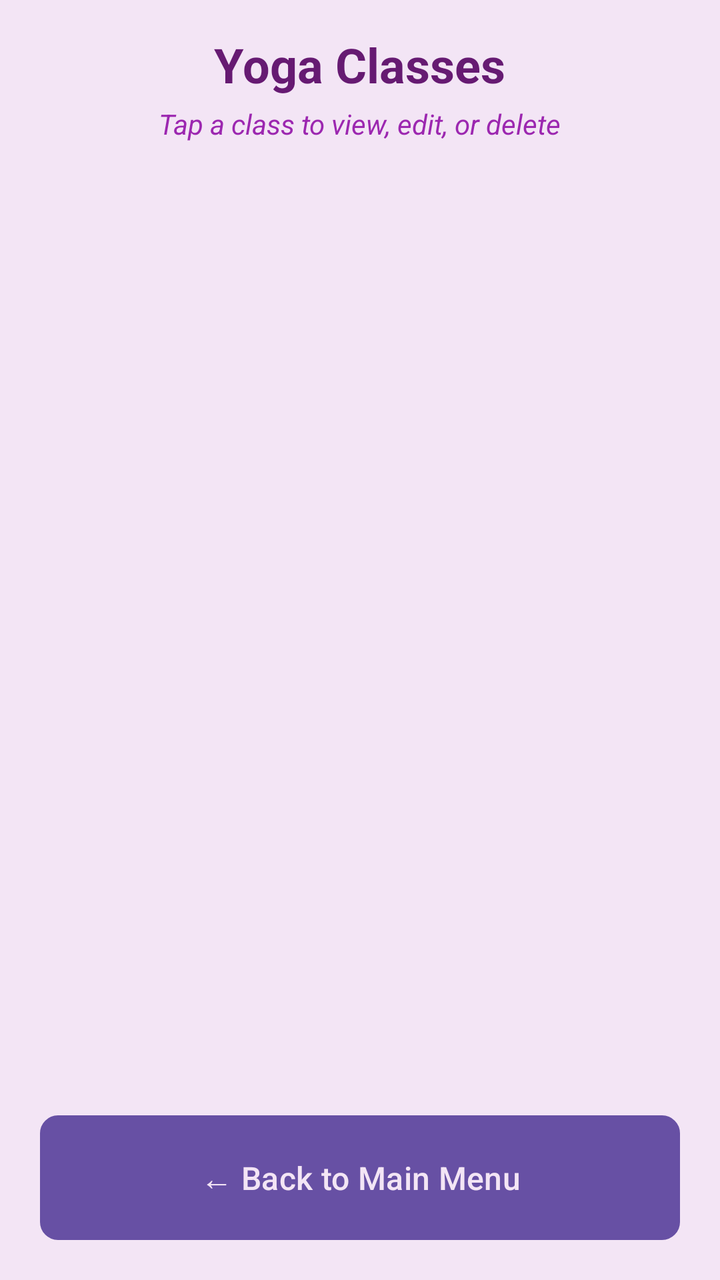
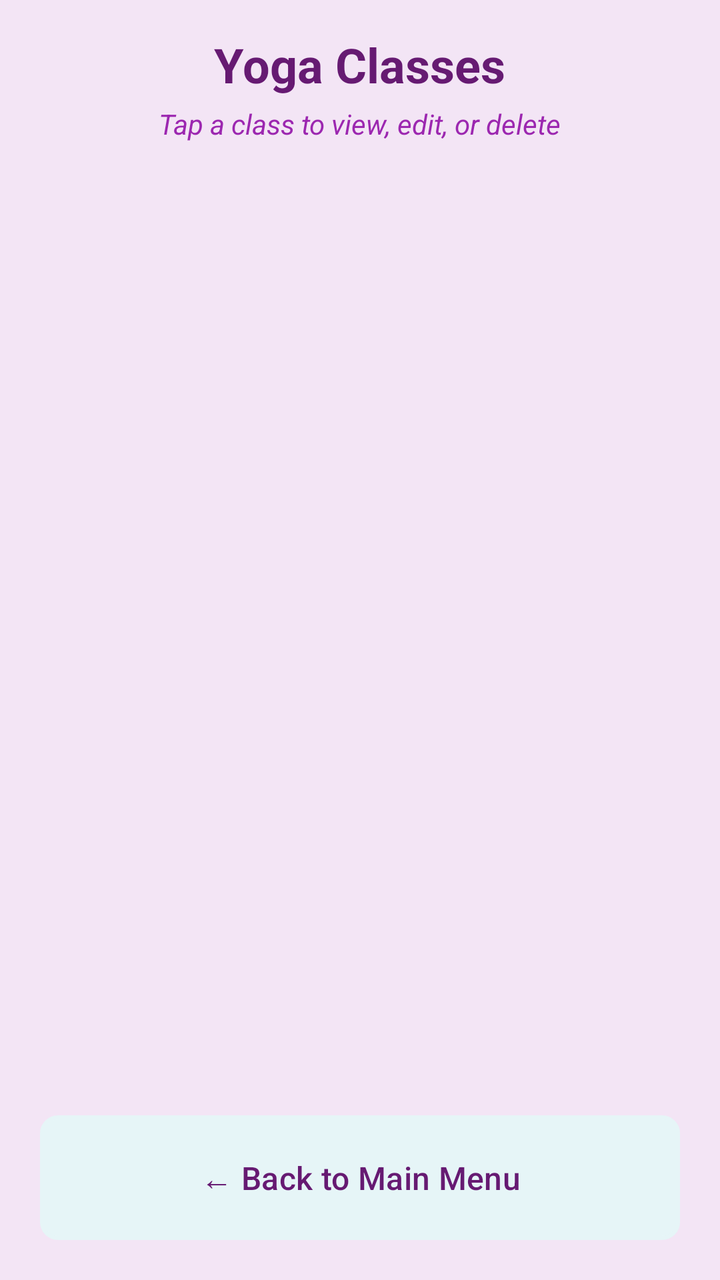

Two renders of the same Android screen: before a commit and after it. Below are the layout's source before the change and the commit's diff.
<!-- AndroidManifest.xml: application theme Theme.Yogaadminapp -->
<!-- res/layout/activity_view_yoga_classes.xml -->
<?xml version="1.0" encoding="utf-8"?>
<LinearLayout xmlns:android="http://schemas.android.com/apk/res/android"
    android:layout_width="match_parent"
    android:layout_height="match_parent"
    android:background="@color/light_purple"
    android:orientation="vertical"
    android:padding="16dp">

    
    <LinearLayout
        android:layout_width="match_parent"
        android:layout_height="wrap_content"
        android:layout_marginBottom="24dp"
        android:gravity="center"
        android:orientation="vertical">

        <TextView
            android:layout_width="wrap_content"
            android:layout_height="wrap_content"
            android:text="Yoga Classes"
            android:textColor="@color/dark_purple"
            android:textSize="24sp"
            android:textStyle="bold" />

        <TextView
            android:layout_width="wrap_content"
            android:layout_height="wrap_content"
            android:layout_marginTop="4dp"
            android:text="Tap a class to view, edit, or delete"
            android:textColor="@color/medium_purple"
            android:textSize="14sp"
            android:textStyle="italic" />

    </LinearLayout>

    
    <ListView
        android:id="@+id/listview_yoga_classes"
        android:layout_width="match_parent"
        android:layout_height="0dp"
        android:layout_weight="1"
        android:divider="@color/medium_purple"
        android:dividerHeight="1dp"
        android:paddingBottom="8dp"
        android:paddingTop="8dp" />

    
    <LinearLayout
        android:id="@+id/tv_no_classes"
        android:layout_width="match_parent"
        android:layout_height="0dp"
        android:layout_weight="1"
        android:gravity="center"
        android:orientation="vertical"
        android:visibility="gone">

        <TextView
            android:layout_width="wrap_content"
            android:layout_height="wrap_content"
            android:text="No yoga classes found"
            android:textColor="@color/medium_purple"
            android:textSize="18sp"
            android:textStyle="bold" />

        <TextView
            android:layout_width="wrap_content"
            android:layout_height="wrap_content"
            android:layout_marginTop="8dp"
            android:text="Start by adding your first yoga class!"
            android:textColor="@color/medium_purple"
            android:textSize="14sp" />

    </LinearLayout>

    
    <Button
        android:id="@+id/btn_back"
        style="@style/MenuButtonStyle"
        android:layout_width="match_parent"
        android:layout_height="wrap_content"
        android:layout_marginTop="16dp"
        android:backgroundTint="@color/medium_purple"
        android:text="← Back to Main Menu" />

</LinearLayout>
<!-- resources referenced by this layout -->
<resources>
  <color name="dark_purple">#661a72</color>
  <color name="light_purple">#F3E5F5</color>
  <color name="medium_purple">#9C27B0</color>
  <style name="MenuButtonStyle">
          <item name="android:background">@drawable/button_background</item>
          <item name="android:textColor">@color/light_purple</item>
          <item name="android:textSize">16sp</item>
          <item name="android:padding">16dp</item>
          <item name="android:elevation">4dp</item>
          <item name="android:layout_margin">4dp</item>
          <item name="android:textAllCaps">false</item>
      </style>
  <style name="Theme.Yogaadminapp" parent="Base.Theme.Yogaadminapp" />
  <!-- drawable button_background (drawable) -->
  <?xml version="1.0" encoding="utf-8"?>
  <shape xmlns:android="http://schemas.android.com/apk/res/android">
      <solid android:color="@color/medium_purple" />
      <corners android:radius="8dp" />
      <stroke
          android:width="2dp"
          android:color="@color/medium_purple" />
  </shape>
  <style name="Base.Theme.Yogaadminapp" parent="Theme.Material3.DayNight.NoActionBar">
          
          
      </style>
</resources>

<!-- the commit's change to res/layout/activity_view_yoga_classes.xml (unified diff, before → after) -->
@@ -79,7 +79,6 @@
         android:layout_width="match_parent"
         android:layout_height="wrap_content"
         android:layout_marginTop="16dp"
-        android:backgroundTint="@color/medium_purple"
         android:text="← Back to Main Menu" />
 
 </LinearLayout>
<!-- resource entries referenced after the edit -->
@@ -5,26 +5,35 @@
   <color name="medium_purple">#9C27B0</color>
   <style name="MenuButtonStyle">
           <item name="android:background">@drawable/button_background</item>
-          <item name="android:textColor">@color/light_purple</item>
+          <item name="android:textColor">@color/dark_purple</item>
           <item name="android:textSize">16sp</item>
           <item name="android:padding">16dp</item>
-          <item name="android:elevation">4dp</item>
           <item name="android:layout_margin">4dp</item>
           <item name="android:textAllCaps">false</item>
+          <item name="android:elevation">0dp</item>
+          <item name="android:translationZ">0dp</item>
+          <item name="android:stateListAnimator">@null</item>
+          <item name="backgroundTint">@null</item>
+          <item name="android:backgroundTint">@null</item>
       </style>
   <style name="Theme.Yogaadminapp" parent="Base.Theme.Yogaadminapp" />
   <!-- drawable button_background (drawable) -->
   <?xml version="1.0" encoding="utf-8"?>
   <shape xmlns:android="http://schemas.android.com/apk/res/android">
-      <solid android:color="@color/medium_purple" />
+      <solid android:color="@color/mint_green" />
       <corners android:radius="8dp" />
       <stroke
           android:width="2dp"
-          android:color="@color/medium_purple" />
+          android:color="@color/mint_green" />
   </shape>
   <style name="Base.Theme.Yogaadminapp" parent="Theme.Material3.DayNight.NoActionBar">
           
           
+          
+          
+          <item name="android:windowContentTransitions">false</item>
+          <item name="android:windowActivityTransitions">false</item>
       </style>
+  <color name="mint_green">#e6f5f7</color>
 </resources>
 
